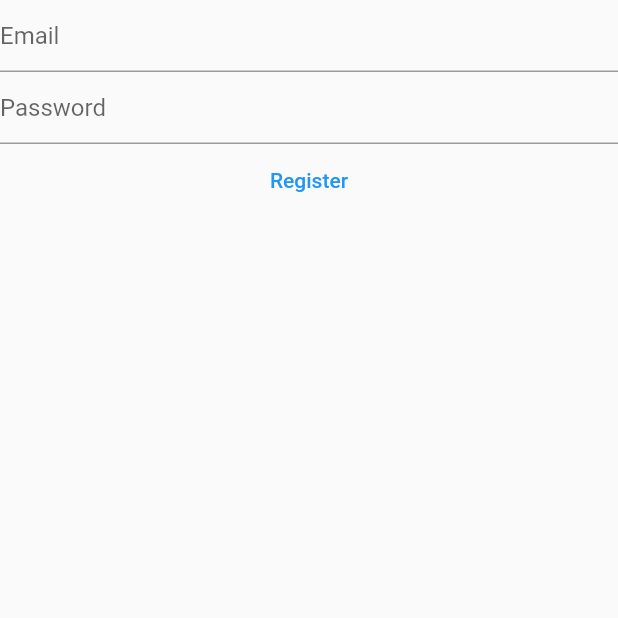
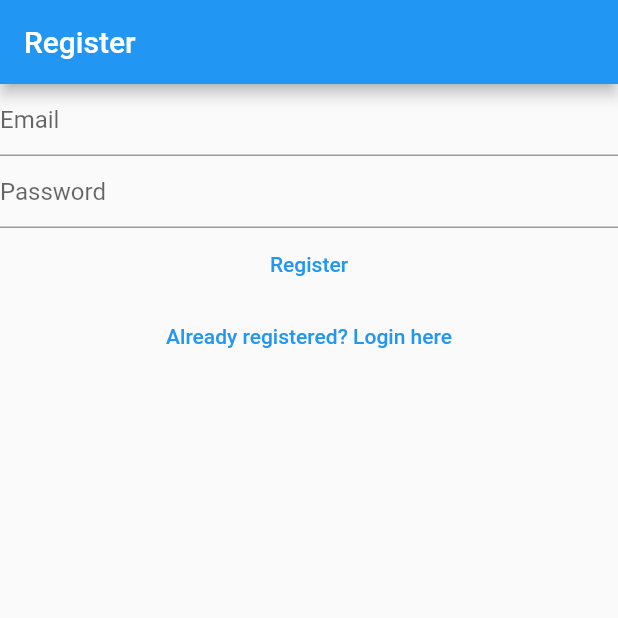
Before and after one commit to abhisheksett/flutter-mynote, a Flutter app: the RegisterView screen opened directly, on a phone screen of 412 x 824 dp, the top half of it. Run offline on Flutter 3.47's test engine with Material 2 defaults, Android fonts, the phone set to English and light mode, and no system bars; our stand-ins replace firebase_auth, firebase_core; accounts and stored records are empty; generated files the repository leaves out were written again.

Commit message:
Login and register views linked

```diff
--- a/lib/view/login_view.dart
+++ b/lib/view/login_view.dart
@@ -28,7 +28,11 @@ class _LoginViewState extends State<LoginView> {
 
   @override
   Widget build(BuildContext context) {
-    return Column(
+    return Scaffold(
+      appBar: AppBar(
+        title: const Text('Login'),
+      ),
+      body: Column(
         children: [
           TextField(
             controller: _email,
@@ -51,7 +55,8 @@ class _LoginViewState extends State<LoginView> {
 
               try {
                 final userCredential = await FirebaseAuth.instance
-                  .signInWithEmailAndPassword(email: email, password: password);
+                    .signInWithEmailAndPassword(
+                        email: email, password: password);
                 print(userCredential);
               } on FirebaseAuthException catch (e) {
                 if (e.code == 'user-not-found') {
@@ -62,9 +67,13 @@ class _LoginViewState extends State<LoginView> {
             child: const Text('Login'),
           ),
           TextButton(
-            onPressed: () {},
+              onPressed: () {
+                Navigator.of(context)
+                    .pushNamedAndRemoveUntil('/register/', (route) => false);
+              },
               child: const Text('Not registered? Register here'))
         ],
+      ),
     );
   }
 }
--- a/lib/view/register_view.dart
+++ b/lib/view/register_view.dart
@@ -31,7 +31,11 @@ class _RegisterViewState extends State<RegisterView> {
 
   @override
   Widget build(BuildContext context) {
-    return Column(
+    return Scaffold(
+      appBar: AppBar(
+        title: const Text('Register'),
+      ),
+      body: Column(
         children: [
           TextField(
             controller: _email,
@@ -73,7 +77,14 @@ class _RegisterViewState extends State<RegisterView> {
             },
             child: const Text('Register'),
           ),
+          TextButton(
+              onPressed: () {
+                Navigator.of(context)
+                    .pushNamedAndRemoveUntil('/login/', (route) => false);
+              },
+              child: const Text('Already registered? Login here'))
         ],
+      ),
     );
   }
 }
```
Also changed, not shown: lib/main.dart (+16 -36 lines), lib/view/verify_email_view.dart (added, +26 -0 lines). Lines whose indentation alone changed are shown as unchanged.
